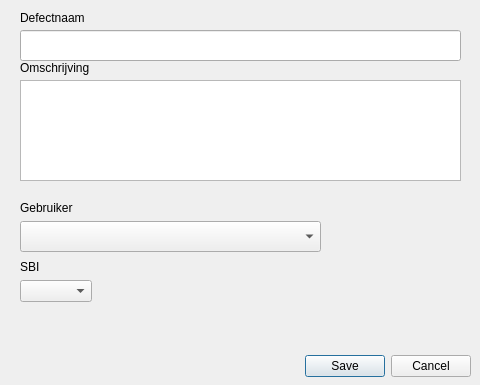
This is View/adddefect.ui in Roconda/Scrumboard as Qt 5 draws it before an edit. The edited form follows.
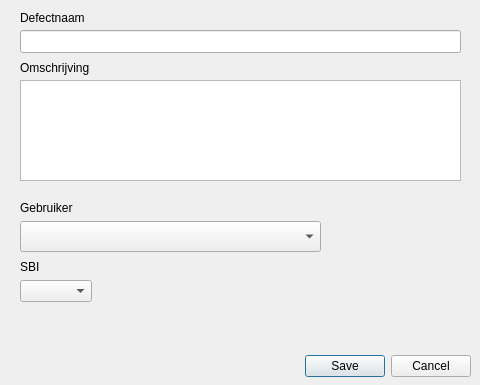
This is the edited form.

```diff
--- a/View/adddefect.ui
+++ b/View/adddefect.ui
@@ -45,7 +45,7 @@
      <x>20</x>
      <y>30</y>
      <width>441</width>
-     <height>31</height>
+     <height>23</height>
     </rect>
    </property>
   </widget>
```
